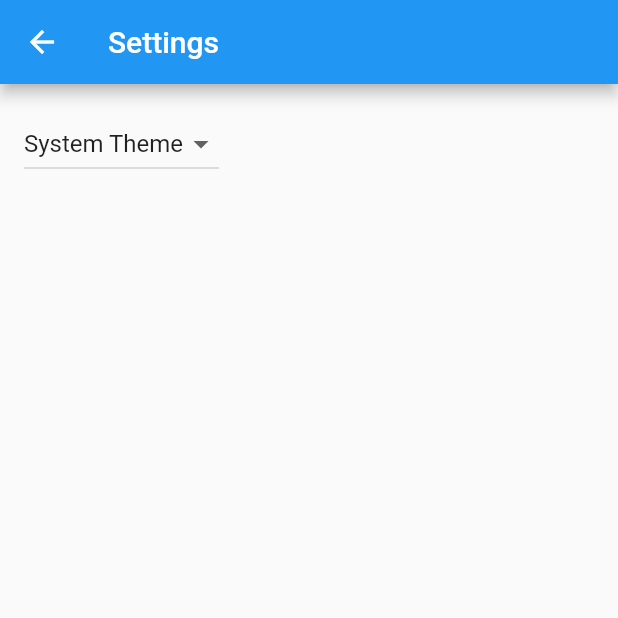
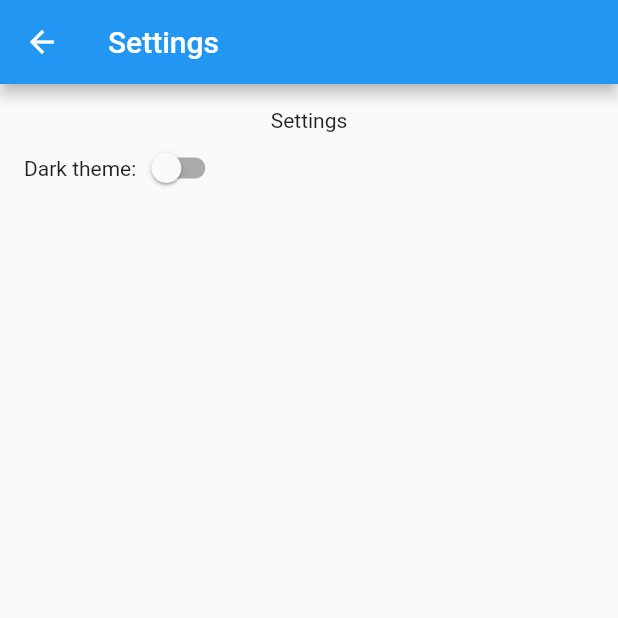
Before and after one commit to m-bdf/hlokomela, a Flutter app: the SettingsView screen opened by its route, on a phone screen of 412 x 824 dp, the top half of it. Run offline on Flutter 3.47's test engine with Material 2 defaults, Android fonts, the phone set to English and light mode, and no system bars; our stand-ins replace shared_preferences; accounts and stored records are empty; generated files the repository leaves out were written again.

Commit message:
Add dark theme handling with cache management

```diff
--- a/hlokomela/lib/src/app.dart
+++ b/hlokomela/lib/src/app.dart
@@ -7,7 +7,6 @@ import 'sample_feature/sample_item_list_view.dart';
 import 'settings/settings_controller.dart';
 import 'settings/settings_view.dart';
 
-/// The Widget that configures your application.
 class MyApp extends StatelessWidget {
   const MyApp({
     Key? key,
--- a/hlokomela/lib/src/settings/settings_view.dart
+++ b/hlokomela/lib/src/settings/settings_view.dart
@@ -6,12 +6,28 @@ import 'settings_controller.dart';
 ///
 /// When a user changes a setting, the SettingsController is updated and
 /// Widgets that listen to the SettingsController are rebuilt.
-class SettingsView extends StatelessWidget {
+class SettingsView extends StatefulWidget {
   const SettingsView({Key? key, required this.controller}) : super(key: key);
-
   static const routeName = '/settings';
 
   final SettingsController controller;
+
+  @override
+  State<SettingsView> createState() => _SettingsViewState();
+}
+
+class _SettingsViewState extends State<SettingsView> {
+  bool isActive = false;
+
+  @override
+  void initState() {
+    widget.controller.loadSettingsBool().then((value) => {
+      setState(() {
+        isActive = value;
+      })
+    });
+    super.initState();
+  }
 
   @override
   Widget build(BuildContext context) {
@@ -21,28 +37,31 @@ class SettingsView extends StatelessWidget {
       ),
       body: Padding(
         padding: const EdgeInsets.all(16),
-        // Glue the SettingsController to the theme selection DropdownButton.
-        //
-        // When a user selects a theme from the dropdown list, the
-        // SettingsController is updated, which rebuilds the MaterialApp.
-        child: DropdownButton<ThemeMode>(
-          // Read the selected themeMode from the controller
-          value: controller.themeMode,
-          // Call the updateThemeMode method any time the user selects a theme.
-          onChanged: controller.updateThemeMode,
-          items: const [
-            DropdownMenuItem(
-              value: ThemeMode.system,
-              child: Text('System Theme'),
+        child: Column(
+          children: <Widget>[
+            const Center(
+              child: Text('Settings'),
             ),
-            DropdownMenuItem(
-              value: ThemeMode.light,
-              child: Text('Light Theme'),
+            Row(
+              children: [
+                const Text('Dark theme:'),
+                Switch(
+                  value: isActive,
+                  onChanged: (value) {
+                    setState(() {
+                      if (value) {
+                        widget.controller.updateThemeMode(ThemeMode.dark);
+                      } else {
+                        widget.controller.updateThemeMode(ThemeMode.light);
+                      }
+                      isActive = value;
+                    });
+                  },
+                  activeTrackColor: Colors.yellow,
+                  activeColor: Colors.orangeAccent,
+                ),
+              ],
             ),
-            DropdownMenuItem(
-              value: ThemeMode.dark,
-              child: Text('Dark Theme'),
-            )
           ],
         ),
       ),
--- a/hlokomela/pubspec.yaml
+++ b/hlokomela/pubspec.yaml
@@ -12,6 +12,9 @@ environment:
 dependencies:
   flutter:
     sdk: flutter
+  my_cache_manager:
+    path: ../package/my_cache_manager
+
   flutter_localizations:
     sdk: flutter
 
--- a/package/network_manager/lib/network_manager.dart
+++ b/package/network_manager/lib/network_manager.dart
@@ -69,7 +69,7 @@ class NetworkManager {
     return SnackBar(
       content: Text('Error: $error'),
       behavior: SnackBarBehavior.floating,
-      duration: Duration(seconds : 3),
+      duration: const Duration(seconds : 3),
     );
   }
 }
--- a/package/switch_themes/analysis_options.yaml
+++ /dev/null
@@ -1,4 +0,0 @@
-include: package:flutter_lints/flutter.yaml
-
-# Additional information about this file can be found at
-# https://dart.dev/guides/language/analysis-options
```
Also changed, not shown: hlokomela/lib/src/settings/settings_controller.dart (+6 -6 lines), hlokomela/lib/src/settings/settings_service.dart (+31 -10 lines), package/my_cache_manager/lib/my_cache_manager.dart (+9 -4 lines), package/switch_themes/lib/switch_themes.dart (deleted, +0 -51 lines), package/switch_themes/pubspec.yaml (deleted, +0 -55 lines), hlokomela/pubspec.lock, package/switch_themes/pubspec.lock (deleted), 8 other files.
